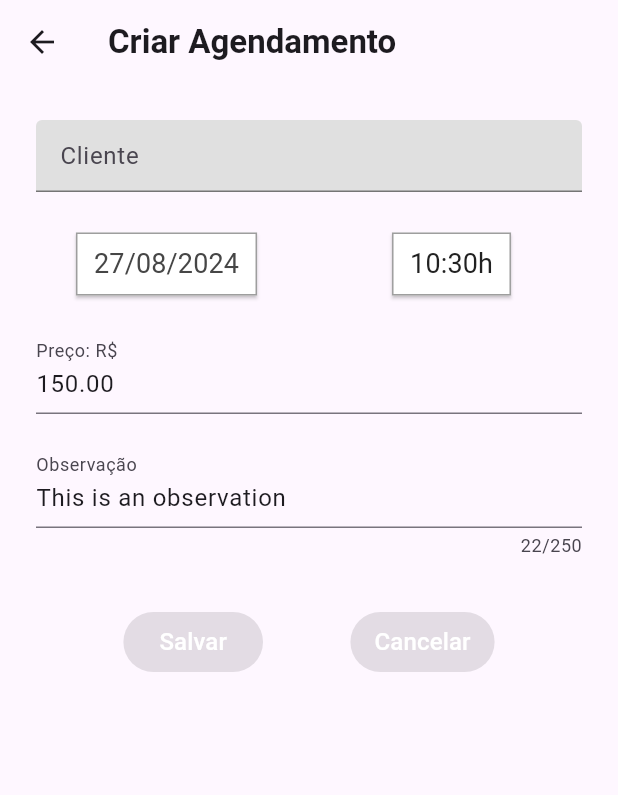
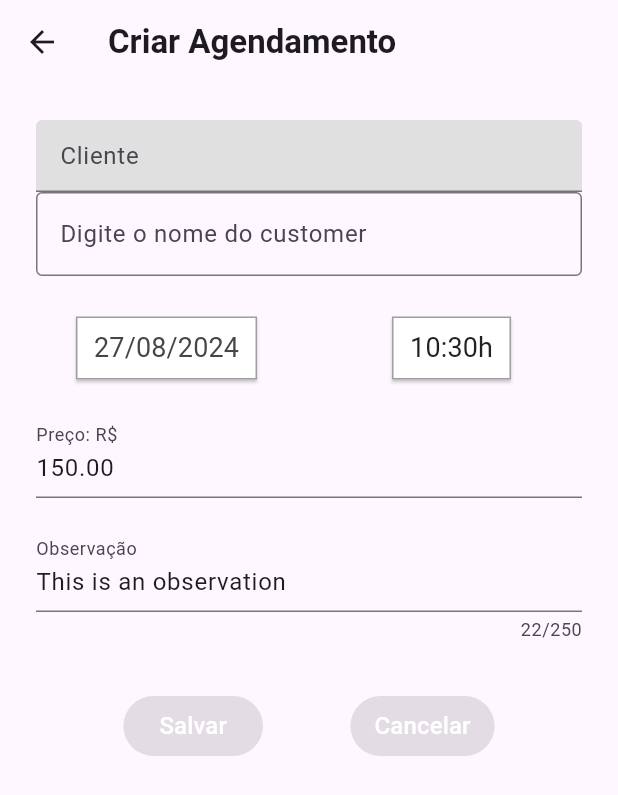
Before and after one commit to MatthewLacerda2/FixFlow, a Flutter app: the CreateScheduleScreen screen opened directly, on a phone screen of 412 x 824 dp. Shown: the top 795 px of the screen. Run offline on Flutter 3.47's test engine with Material 3 defaults, Android fonts, the phone set to English and light mode, and no system bars; our stand-ins replace email_validator, font_awesome_flutter, introduction_screen, shared_preferences; missing offline and left inert: dart_jsonwebtoken, snackbar; accounts and stored records are empty.

Commit message:
CustomerDropdown

```diff
--- a/cheat-sheet.txt
+++ b/cheat-sheet.txt
@@ -5,7 +5,7 @@ dotnet restore
 dotnet build -c Release .\FixFlow.Server.csproj
 swagger tofile --output .\swagger.json .\bin\Release\net8.0\FixFlow.Server.dll v1
 
-dotnet watch run --urls http://192.168.15.81:5105
+dotnet watch run --urls http://192.168.15.186:5105
 
 cd FixFlow.Tests
 
--- a/client_sdk/lib/api_client.dart
+++ b/client_sdk/lib/api_client.dart
@@ -12,7 +12,7 @@ part of openapi.api;
 
 class ApiClient {
   ApiClient({
-    this.basePath = 'http://192.168.15.81:5105',
+    this.basePath = 'http://192.168.15.186:5105',
     this.authentication,
   });
 
--- /dev/null
+++ b/flow_app/lib/components/Inputs/customer_dropdown.dart
@@ -0,0 +1,101 @@
+import 'package:client_sdk/api.dart';
+import 'package:flutter/material.dart';
+
+import '../../utils/flow_storage.dart';
+
+class CustomerDropdown extends StatefulWidget {
+  const CustomerDropdown({super.key});
+
+  @override
+  _CustomerDropdownState createState() => _CustomerDropdownState();
+}
+
+class _CustomerDropdownState extends State<CustomerDropdown> {
+  final TextEditingController _searchController = TextEditingController();
+  List<CustomerDTO> _customerNames = <CustomerDTO>[];
+  CustomerDTO? _selectedCustomer;
+  bool _isDropdownVisible = false;
+
+  @override
+  void initState() {
+    super.initState();
+    _searchController.addListener(_onSearchChanged);
+  }
+
+  @override
+  void dispose() {
+    _searchController.removeListener(_onSearchChanged);
+    _searchController.dispose();
+    super.dispose();
+  }
+
+  void _onSearchChanged() {
+    if (_searchController.text.isEmpty) {
+      setState(() {
+        _isDropdownVisible = false;
+      });
+    } else {
+      _fetchCustomers(_searchController.text);
+    }
+  }
+
+  Future<void> _fetchCustomers(String query) async {
+    final BusinessDTO? dto = await FlowStorage.getBusinessDTO();
+    final String id = dto!.id!;
+    final List<CustomerDTO>? response = await CustomerApi()
+        .apiV1CustomerGet(businessId: id, offset: 0, limit: 7, fullname: query);
+
+    setState(() {
+      _customerNames = response ?? <CustomerDTO>[];
+      _isDropdownVisible = _customerNames.isNotEmpty;
+    });
+  }
+
+  String customerDataText(String fullname, String phoneNumber) {
+    if (fullname.length > 21) {
+      fullname = '${fullname.substring(0, 21)}...';
+    }
+    phoneNumber = phoneNumber.substring(phoneNumber.length - 10);
+    return "$fullname | $phoneNumber";
+  }
+
+  @override
+  Widget build(BuildContext context) {
+    return Column(
+      crossAxisAlignment: CrossAxisAlignment.start,
+      children: <Widget>[
+        TextField(
+          controller: _searchController,
+          decoration: const InputDecoration(
+            hintText: 'Digite o nome do customer',
+            border: OutlineInputBorder(),
+          ),
+        ),
+        if (_isDropdownVisible)
+          Container(
+            margin: const EdgeInsets.only(top: 8.0),
+            decoration: BoxDecoration(
+              border: Border.all(color: Colors.grey),
+              borderRadius: BorderRadius.circular(4.0),
+            ),
+            child: ListView(
+              shrinkWrap: true,
+              children: _customerNames.map((CustomerDTO customer) {
+                return ListTile(
+                  title: Text(customerDataText(
+                      customer.fullName, customer.phoneNumber)),
+                  onTap: () {
+                    setState(() {
+                      _selectedCustomer = customer;
+                      _isDropdownVisible = false;
+                    });
+                    _searchController.text = customer.fullName;
+                  },
+                );
+              }).toList(),
+            ),
+          ),
+      ],
+    );
+  }
+}
--- a/flow_app/lib/screen/apts/contact_screen.dart
+++ b/flow_app/lib/screen/apts/contact_screen.dart
@@ -105,7 +105,7 @@ class ContactScreenState extends State<ContactScreen> {
                     backgroundColor: Colors.blue,
                   ),
                   child: const Text(
-                    'Criar agendamento',
+                    'Criar lembrete',
                     style: TextStyle(color: Colors.white, fontSize: 16),
                   ),
                 ),
--- a/flow_app/lib/screen/apts/edit_apt/create_schedule_screen.dart
+++ b/flow_app/lib/screen/apts/edit_apt/create_schedule_screen.dart
@@ -1,6 +1,7 @@
 import 'package:flutter/material.dart';
 import 'package:snackbar/snackbar.dart';
 
+import '../../../components/Inputs/customer_dropdown.dart';
 import '../../../components/Inputs/date_picker_rectangle.dart';
 import '../../../components/Inputs/limited_text_input_field.dart';
 import '../../../components/Inputs/name_input_field.dart';
@@ -113,6 +114,7 @@ class CreateScheduleScreenState extends State<CreateScheduleScreen> {
                   ),
               ],
             ),
+            CustomerDropdown(),
             const SizedBox(height: 24),
             Row(
               children: <Widget>[
```
Also changed, not shown: 1 other file.
